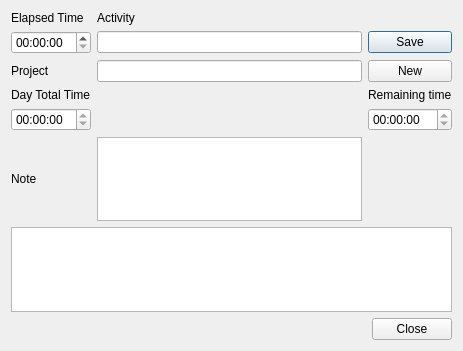
BackupTheBerlios/qbadgetask, file dialogtask.ui: the form before one commit.
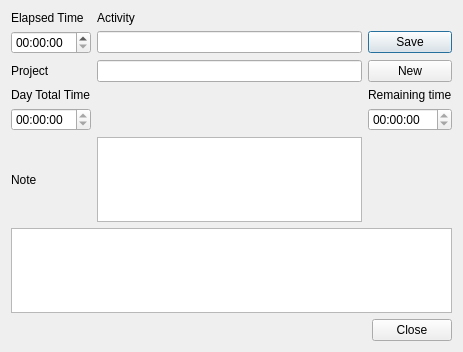
The form after the commit.

The edit to the form file:
```diff
--- a/dialogtask.ui
+++ b/dialogtask.ui
@@ -7,7 +7,7 @@
     <x>0</x>
     <y>0</y>
     <width>463</width>
-    <height>351</height>
+    <height>352</height>
    </rect>
   </property>
   <property name="windowTitle">
```
Left out of the diff: 3 changed lines with no effect on the pictures.
